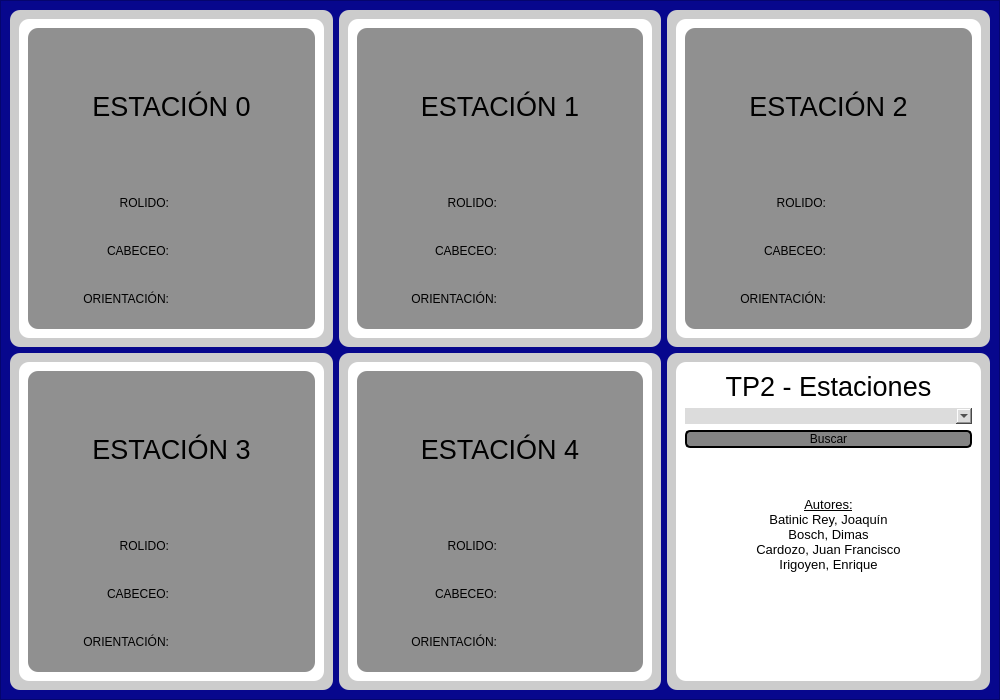
The window that Station/designer/mainwindow.ui (dimasmb/PC_App_TP2) describes before a commit, drawn with Qt 5.
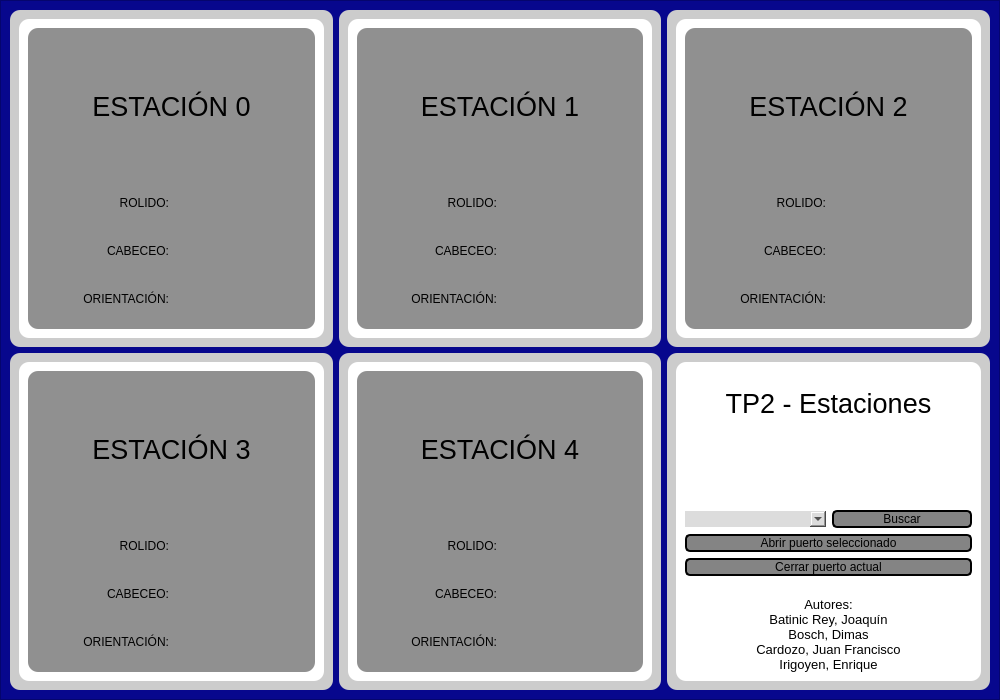
The same window after the commit.

Commit message: agregué que detecte puertos COM habilitados

What changed in the file:
```diff
--- a/Station/designer/mainwindow.ui
+++ b/Station/designer/mainwindow.ui
@@ -876,7 +876,28 @@
               </widget>
              </item>
              <item>
+              <widget class="QLabel" name="Error_label">
+               <property name="styleSheet">
+                <string notr="true">color: rgb(255, 0, 0);</string>
+               </property>
+               <property name="text">
+                <string/>
+               </property>
+               <property name="alignment">
+                <set>Qt::AlignCenter</set>
+               </property>
+              </widget>
+             </item>
+             <item>
+              <layout class="QHBoxLayout" name="horizontalLayout_44">
+               <item>
               <widget class="QComboBox" name="comboBox">
+                 <property name="maximumSize">
+                  <size>
+                   <width>250</width>
+                   <height>16777215</height>
+                  </size>
+                 </property>
                <property name="styleSheet">
                 <string notr="true">QComboBox{
 background-color: rgb(220, 220, 220);
@@ -885,7 +906,7 @@
               </widget>
              </item>
              <item>
-              <widget class="QPushButton" name="pushButton">
+                <widget class="QPushButton" name="Btn_buscar">
                <property name="cursor">
                 <cursorShape>PointingHandCursor</cursorShape>
                </property>
@@ -924,41 +945,120 @@
                </property>
               </widget>
              </item>
+              </layout>
+             </item>
              <item>
-              <widget class="QLabel" name="Error_label">
+              <widget class="QPushButton" name="Btn_Abrir">
+               <property name="sizePolicy">
+                <sizepolicy hsizetype="Minimum" vsizetype="Maximum">
+                 <horstretch>0</horstretch>
+                 <verstretch>0</verstretch>
+                </sizepolicy>
+               </property>
+               <property name="cursor">
+                <cursorShape>PointingHandCursor</cursorShape>
+               </property>
+               <property name="mouseTracking">
+                <bool>false</bool>
+               </property>
+               <property name="focusPolicy">
+                <enum>Qt::StrongFocus</enum>
+               </property>
+               <property name="whatsThis">
+                <string extracomment="Buscar puertos COM abiertos"/>
+               </property>
+               <property name="autoFillBackground">
+                <bool>false</bool>
+               </property>
                <property name="styleSheet">
-                <string notr="true">color: rgb(255, 0, 0);</string>
+                <string notr="true">QPushButton{
+	background-color: rgb(132, 132, 132);
+	border-radius: 5px;
+	border-style: outset;
+	border-width: 2px;
+	border-color: black;
+}
+
+QPushButton:pressed{
+	
+	background-color: rgb(0, 85, 255);
+}
+</string>
                </property>
                <property name="text">
-                <string/>
+                <string>Abrir puerto seleccionado</string>
+               </property>
+               <property name="checkable">
+                <bool>false</bool>
+               </property>
+              </widget>
+             </item>
+             <item>
+              <widget class="QPushButton" name="Btn_Cerrar">
+               <property name="sizePolicy">
+                <sizepolicy hsizetype="Minimum" vsizetype="Maximum">
+                 <horstretch>0</horstretch>
+                 <verstretch>0</verstretch>
+                </sizepolicy>
+               </property>
+               <property name="cursor">
+                <cursorShape>PointingHandCursor</cursorShape>
+               </property>
+               <property name="mouseTracking">
+                <bool>false</bool>
+               </property>
+               <property name="focusPolicy">
+                <enum>Qt::StrongFocus</enum>
+               </property>
+               <property name="whatsThis">
+                <string extracomment="Buscar puertos COM abiertos"/>
+               </property>
+               <property name="autoFillBackground">
+                <bool>false</bool>
+               </property>
+               <property name="styleSheet">
+                <string notr="true">QPushButton{
+	background-color: rgb(132, 132, 132);
+	border-radius: 5px;
+	border-style: outset;
+	border-width: 2px;
+	border-color: black;
+}
+
+QPushButton:pressed{
+	
+	background-color: rgb(0, 85, 255);
+}
+</string>
+               </property>
+               <property name="text">
+                <string>Cerrar puerto actual</string>
+               </property>
+               <property name="checkable">
+                <bool>false</bool>
+               </property>
+              </widget>
+             </item>
+             <item>
+              <widget class="QLabel" name="label_7">
+               <property name="font">
+                <font>
+                 <pointsize>10</pointsize>
+                </font>
+               </property>
+               <property name="text">
+                <string>
+Autores:
+Batinic Rey, Joaquín
+Bosch, Dimas
+Cardozo, Juan Francisco
+Irigoyen, Enrique</string>
                </property>
                <property name="alignment">
                 <set>Qt::AlignCenter</set>
                </property>
               </widget>
              </item>
-             <item>
-              <widget class="QTextBrowser" name="textBrowser">
-               <property name="sizePolicy">
-                <sizepolicy hsizetype="Preferred" vsizetype="Preferred">
-                 <horstretch>0</horstretch>
-                 <verstretch>0</verstretch>
-                </sizepolicy>
-               </property>
-               <property name="html">
-                <string>&lt;!DOCTYPE HTML PUBLIC &quot;-//W3C//DTD HTML 4.0//EN&quot; &quot;http://www.w3.org/TR/REC-html40/strict.dtd&quot;&gt;
-&lt;html&gt;&lt;head&gt;&lt;meta name=&quot;qrichtext&quot; content=&quot;1&quot; /&gt;&lt;style type=&quot;text/css&quot;&gt;
-p, li { white-space: pre-wrap; }
-&lt;/style&gt;&lt;/head&gt;&lt;body style=&quot; font-family:'MS Shell Dlg 2'; font-size:7.8pt; font-weight:400; font-style:normal;&quot;&gt;
-&lt;p style=&quot;-qt-paragraph-type:empty; margin-top:0px; margin-bottom:0px; margin-left:0px; margin-right:0px; -qt-block-indent:0; text-indent:0px; font-size:8.25pt;&quot;&gt;&lt;br /&gt;&lt;/p&gt;
-&lt;p align=&quot;center&quot; style=&quot; margin-top:0px; margin-bottom:0px; margin-left:0px; margin-right:0px; -qt-block-indent:0; text-indent:0px;&quot;&gt;&lt;span style=&quot; font-size:10pt; text-decoration: underline;&quot;&gt;Autores:&lt;/span&gt;&lt;/p&gt;
-&lt;p align=&quot;center&quot; style=&quot; margin-top:0px; margin-bottom:0px; margin-left:0px; margin-right:0px; -qt-block-indent:0; text-indent:0px;&quot;&gt;&lt;span style=&quot; font-size:10pt;&quot;&gt;Batinic Rey, Joaquín&lt;/span&gt;&lt;/p&gt;
-&lt;p align=&quot;center&quot; style=&quot; margin-top:0px; margin-bottom:0px; margin-left:0px; margin-right:0px; -qt-block-indent:0; text-indent:0px;&quot;&gt;&lt;span style=&quot; font-size:10pt;&quot;&gt;Bosch, Dimas&lt;/span&gt;&lt;/p&gt;
-&lt;p align=&quot;center&quot; style=&quot; margin-top:0px; margin-bottom:0px; margin-left:0px; margin-right:0px; -qt-block-indent:0; text-indent:0px;&quot;&gt;&lt;span style=&quot; font-size:10pt;&quot;&gt;Cardozo, Juan Francisco&lt;/span&gt;&lt;/p&gt;
-&lt;p align=&quot;center&quot; style=&quot; margin-top:0px; margin-bottom:0px; margin-left:0px; margin-right:0px; -qt-block-indent:0; text-indent:0px;&quot;&gt;&lt;span style=&quot; font-size:10pt;&quot;&gt;Irigoyen, Enrique&lt;/span&gt;&lt;/p&gt;&lt;/body&gt;&lt;/html&gt;</string>
-               </property>
-              </widget>
-             </item>
             </layout>
            </widget>
           </item>
```
Lines whose indentation alone changed are shown as unchanged. The commit also changes 8 other files.
